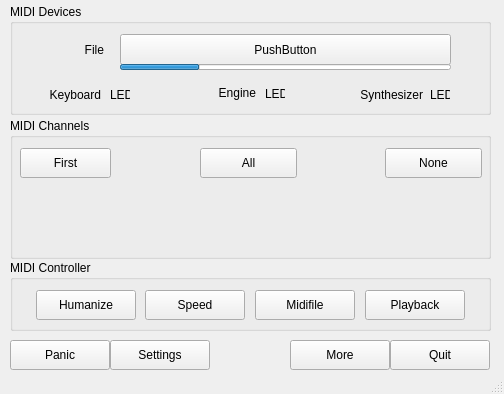
obook/I-like-Chopin, file src/mainwindow.ui: the form before one commit.
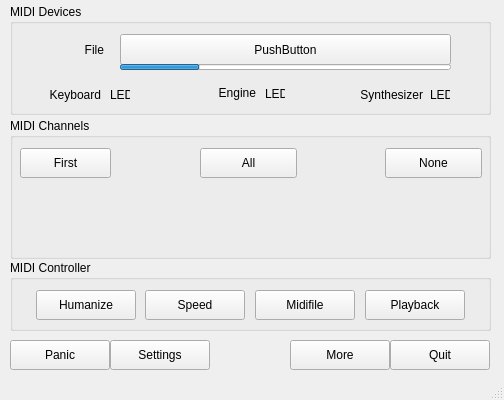
The form after the commit.

Commit message: Resize main dialog

What changed in the file:
```diff
--- a/src/mainwindow.ui
+++ b/src/mainwindow.ui
@@ -7,7 +7,7 @@
     <x>0</x>
     <y>0</y>
     <width>504</width>
-    <height>394</height>
+    <height>400</height>
    </rect>
   </property>
   <property name="acceptDrops">
```
The commit also changes 5 other files.
